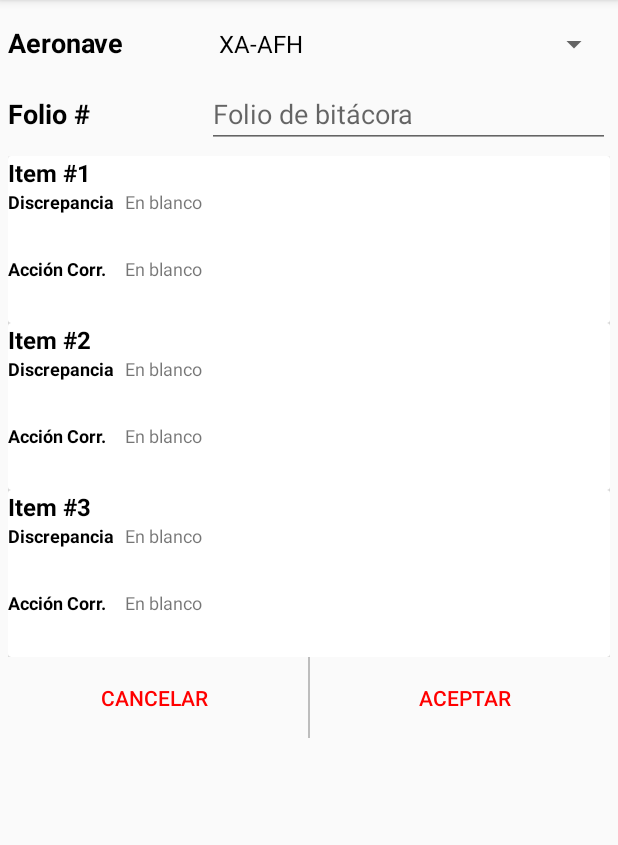
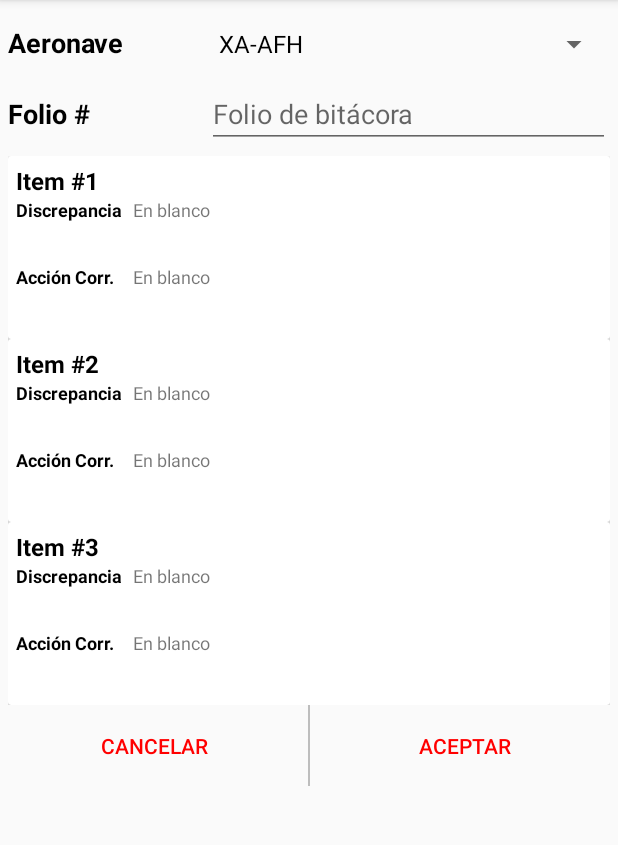
Before and after one commit to DefinitelyNotAnAlien/Android-tests, an Android app: the screen it shows after launch (MainActivity), on a phone screen of 412 x 824 dp, the part 84-929 px from its top. Run offline under Robolectric (Android 15) with nearby library versions, the phone set to English and light mode, and no system bars.

Commit message:
Small fixes to the LogItem and it's adapter, add padding in log_item.xml

```diff
--- a/CapturaTest/app/src/main/java/com/mycompany/capturatest/LogAdapter.java
+++ b/CapturaTest/app/src/main/java/com/mycompany/capturatest/LogAdapter.java
@@ -6,7 +6,6 @@ import android.view.ViewGroup;
 import android.widget.TextView;
 
 import androidx.annotation.NonNull;
-import androidx.cardview.widget.CardView;
 import androidx.recyclerview.widget.RecyclerView;
 
 import java.util.List;
--- a/CapturaTest/app/src/main/res/layout/log_item.xml
+++ b/CapturaTest/app/src/main/res/layout/log_item.xml
@@ -6,12 +6,13 @@
     android:foreground="?attr/selectableItemBackground"
     android:clickable="true"
     android:focusable="true">
+    <!-- Represents a maintenance log entry in list view -->
 
     <LinearLayout
         android:layout_width="match_parent"
         android:layout_height="wrap_content"
-        android:orientation="vertical">
-        <!-- Represents a maintenance log entry in list view -->
+        android:orientation="vertical"
+        android:padding="5dp">
 
         <LinearLayout
             android:id="@+id/logItemContainer"
```
Also changed, not shown: CapturaTest/app/src/main/java/com/mycompany/capturatest/LogItem.java (+9 -3 lines).
